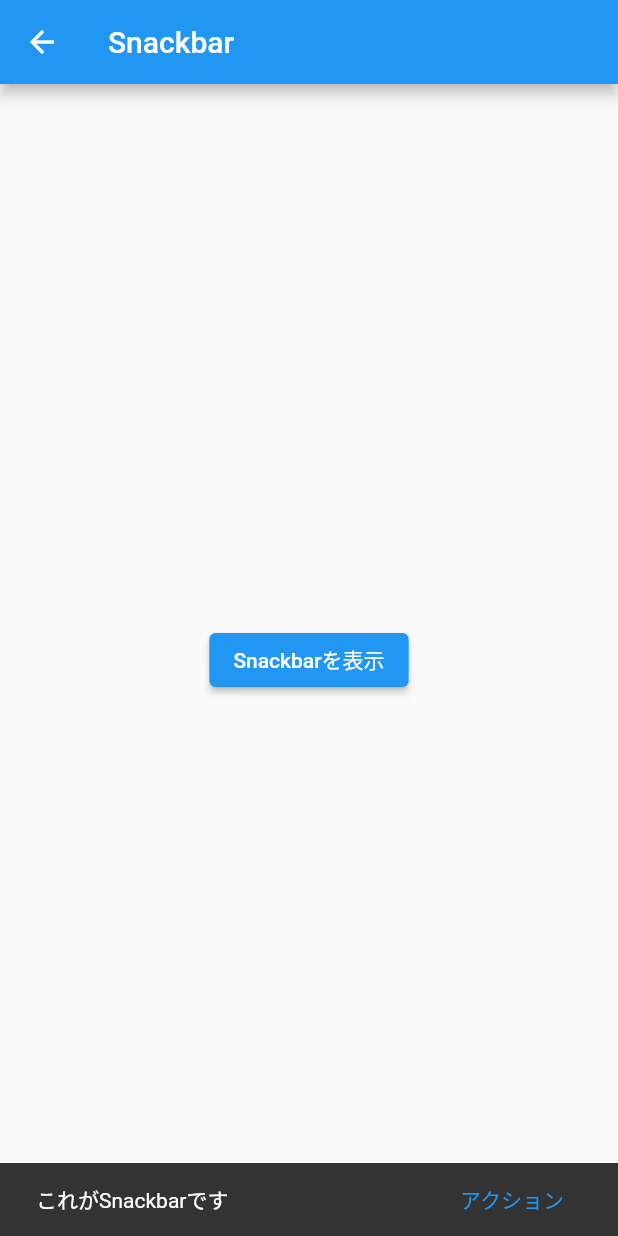
After one commit to fuwamaki/function-confirm-flutter, a Flutter app: the SnackbarPage screen opened directly, after a tap on "Snackbarを表示", on a phone screen of 412 x 824 dp. The commit adds this screen. Run offline on Flutter 3.47's test engine with Material 2 defaults, Android fonts, the phone set to English and light mode, and no system bars; our stand-ins replace fluttertoast; generated files the repository leaves out were written again.

Commit message:
add snackbar_page

```diff
--- a/lib/component/home_list.dart
+++ b/lib/component/home_list.dart
@@ -8,6 +8,7 @@ import '../screen/segue_animation_page.dart';
 import '../screen/cupertino_tab_page.dart';
 import '../screen/bottom_tab_page.dart';
 import '../screen/dialog_page.dart';
+import '../screen/snackbar_page.dart';
 
 Widget homeList(BuildContext context) {
   return ListView(children: [
@@ -43,5 +44,9 @@ Widget homeList(BuildContext context) {
       Navigator.push(
           context, MaterialPageRoute(builder: (context) => DialogPage()));
     }),
+    homeListItem("snackbar", () {
+      Navigator.push(
+          context, MaterialPageRoute(builder: (context) => SnackbarPage()));
+    }),
   ]);
 }
--- /dev/null
+++ b/lib/screen/snackbar_page.dart
@@ -0,0 +1,32 @@
+import 'package:flutter/material.dart';
+
+class SnackbarPage extends StatelessWidget {
+  const SnackbarPage({Key? key}) : super(key: key);
+
+  @override
+  Widget build(BuildContext context) {
+    return Scaffold(
+        appBar: AppBar(title: Text("Snackbar")),
+        body: Center(
+          child: ElevatedButton(
+            onPressed: () {
+              ScaffoldMessenger.of(context).hideCurrentSnackBar();
+              ScaffoldMessenger.of(context).showSnackBar(SnackBar(
+                content: Text("これがSnackbarです"),
+                action: SnackBarAction(
+                  label: "アクション",
+                  onPressed: () {
+                    ScaffoldMessenger.of(context).hideCurrentSnackBar();
+                    ScaffoldMessenger.of(context).showSnackBar(SnackBar(
+                        content: Text(
+                      "アクションやで",
+                    )));
+                  },
+                ),
+              ));
+            },
+            child: Text("Snackbarを表示"),
+          ),
+        ));
+  }
+}
```
